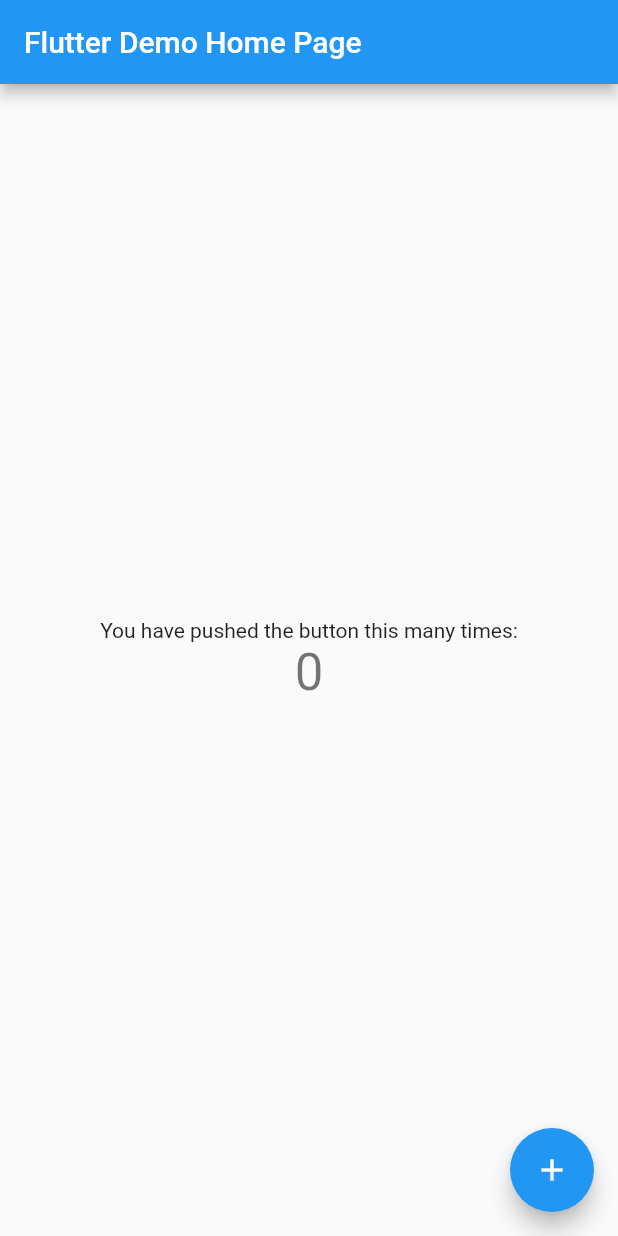
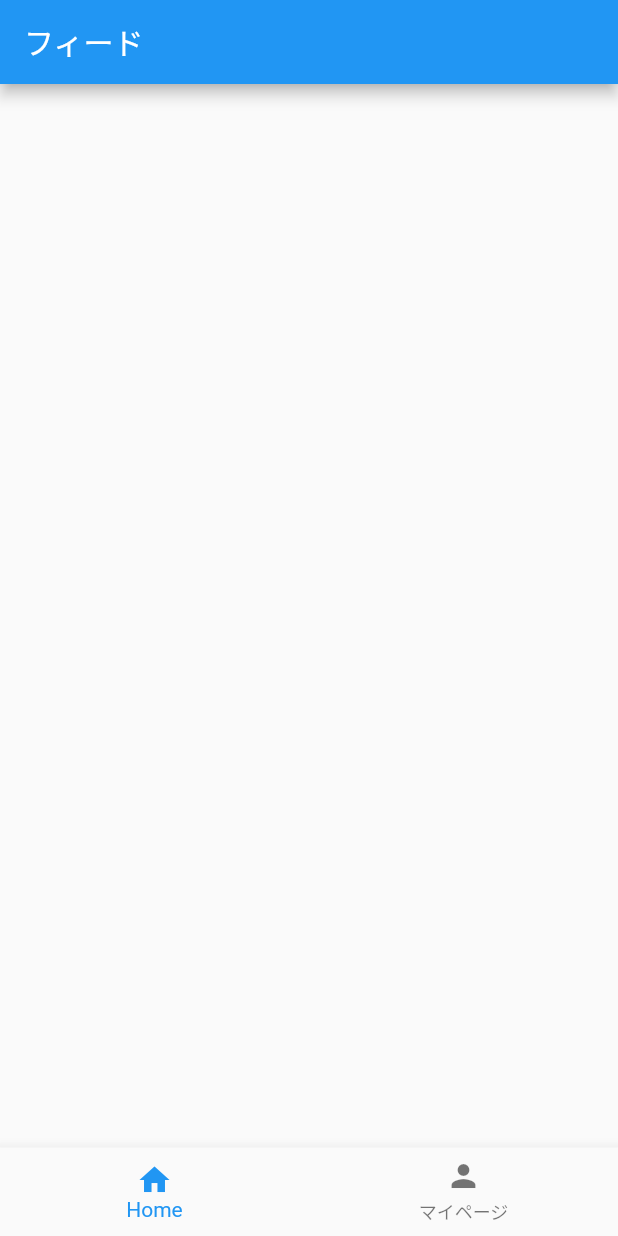
Before and after one commit to myzw1030/instagramapp, a Flutter app: the screen it shows after launch, on a phone screen of 412 x 824 dp. Run offline on Flutter 3.47's test engine with Material 2 defaults, Android fonts, the phone set to English and light mode, and no system bars.

Commit message:
BottomNavigationBar

```diff
--- a/lib/main.dart
+++ b/lib/main.dart
@@ -1,4 +1,6 @@
 import 'package:flutter/material.dart';
+import 'package:instagramapp/pages/feed_page.dart';
+import 'package:instagramapp/pages/my_page.dart';
 
 void main() {
   runApp(const MyApp());
@@ -13,15 +15,6 @@ class MyApp extends StatelessWidget {
     return MaterialApp(
       title: 'Flutter Demo',
       theme: ThemeData(
-        // This is the theme of your application.
-        //
-        // Try running your application with "flutter run". You'll see the
-        // application has a blue toolbar. Then, without quitting the app, try
-        // changing the primarySwatch below to Colors.green and then invoke
-        // "hot reload" (press "r" in the console where you ran "flutter run",
-        // or simply save your changes to "hot reload" in a Flutter IDE).
-        // Notice that the counter didn't reset back to zero; the application
-        // is not restarted.
         primarySwatch: Colors.blue,
       ),
       home: const MyHomePage(title: 'Flutter Demo Home Page'),
@@ -32,15 +25,6 @@ class MyApp extends StatelessWidget {
 class MyHomePage extends StatefulWidget {
   const MyHomePage({super.key, required this.title});
 
-  // This widget is the home page of your application. It is stateful, meaning
-  // that it has a State object (defined below) that contains fields that affect
-  // how it looks.
-
-  // This class is the configuration for the state. It holds the values (in this
-  // case the title) provided by the parent (in this case the App widget) and
-  // used by the build method of the State. Fields in a Widget subclass are
-  // always marked "final".
-
   final String title;
 
   @override
@@ -48,68 +32,31 @@ class MyHomePage extends StatefulWidget {
 }
 
 class _MyHomePageState extends State<MyHomePage> {
-  int _counter = 0;
-
-  void _incrementCounter() {
-    setState(() {
-      // This call to setState tells the Flutter framework that something has
-      // changed in this State, which causes it to rerun the build method below
-      // so that the display can reflect the updated values. If we changed
-      // _counter without calling setState(), then the build method would not be
-      // called again, and so nothing would appear to happen.
-      _counter++;
-    });
-  }
+  int _currentIndex = 0;
+  final _pageWidgets = [
+    const FeedPage(),
+    const MyPage(),
+  ];
 
   @override
   Widget build(BuildContext context) {
-    // This method is rerun every time setState is called, for instance as done
-    // by the _incrementCounter method above.
-    //
-    // The Flutter framework has been optimized to make rerunning build methods
-    // fast, so that you can just rebuild anything that needs updating rather
-    // than having to individually change instances of widgets.
     return Scaffold(
-      appBar: AppBar(
-        // Here we take the value from the MyHomePage object that was created by
-        // the App.build method, and use it to set our appbar title.
-        title: Text(widget.title),
+      body: _pageWidgets.elementAt(_currentIndex),
+      bottomNavigationBar: BottomNavigationBar(
+        items: const <BottomNavigationBarItem>[
+          BottomNavigationBarItem(icon: Icon(Icons.home), label: 'Home'),
+          BottomNavigationBarItem(icon: Icon(Icons.person), label: 'マイページ'),
+        ],
+        currentIndex: _currentIndex,
+        onTap: _onItemTapped,
+        type: BottomNavigationBarType.fixed,
       ),
-      body: Center(
-        // Center is a layout widget. It takes a single child and positions it
-        // in the middle of the parent.
-        child: Column(
-          // Column is also a layout widget. It takes a list of children and
-          // arranges them vertically. By default, it sizes itself to fit its
-          // children horizontally, and tries to be as tall as its parent.
-          //
-          // Invoke "debug painting" (press "p" in the console, choose the
-          // "Toggle Debug Paint" action from the Flutter Inspector in Android
-          // Studio, or the "Toggle Debug Paint" command in Visual Studio Code)
-          // to see the wireframe for each widget.
-          //
-          // Column has various properties to control how it sizes itself and
-          // how it positions its children. Here we use mainAxisAlignment to
-          // center the children vertically; the main axis here is the vertical
-          // axis because Columns are vertical (the cross axis would be
-          // horizontal).
-          mainAxisAlignment: MainAxisAlignment.center,
-          children: <Widget>[
-            const Text(
-              'You have pushed the button this many times:',
-            ),
-            Text(
-              '$_counter',
-              style: Theme.of(context).textTheme.headline4,
-            ),
-          ],
-        ),
-      ),
-      floatingActionButton: FloatingActionButton(
-        onPressed: _incrementCounter,
-        tooltip: 'Increment',
-        child: const Icon(Icons.add),
-      ), // This trailing comma makes auto-formatting nicer for build methods.
     );
   }
+
+  void _onItemTapped(int index) {
+    setState(() {
+      _currentIndex = index;
+    });
+  }
 }
--- /dev/null
+++ b/lib/pages/feed_page.dart
@@ -0,0 +1,12 @@
+import 'package:flutter/material.dart';
+
+class FeedPage extends StatelessWidget {
+  const FeedPage({super.key});
+
+  @override
+  Widget build(BuildContext context) {
+    return Scaffold(
+      appBar: AppBar(title: const Text('フィード')),
+    );
+  }
+}
--- /dev/null
+++ b/lib/pages/my_page.dart
@@ -0,0 +1,12 @@
+import 'package:flutter/material.dart';
+
+class MyPage extends StatelessWidget {
+  const MyPage({super.key});
+
+  @override
+  Widget build(BuildContext context) {
+    return Scaffold(
+      appBar: AppBar(title: const Text('マイページ')),
+    );
+  }
+}
```
Also changed, not shown: pubspec.lock, 4 other files.
